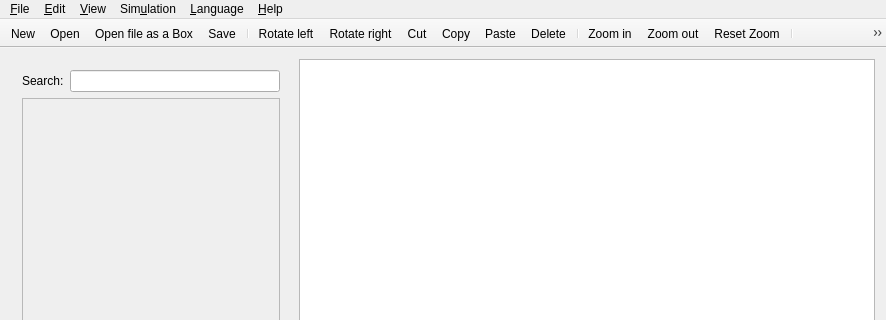
Old version of the form app/mainwindow.ui in the repository GIBIS-UNIFESP/wiRedPanda; both pictures show x 0 to 886 and y 0 to 320 of the 886 by 765 pixel window.
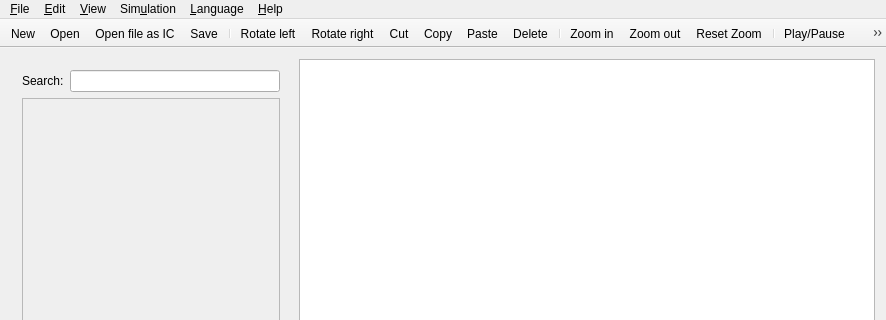
New version of the form. Icons and pictures are not drawn. Custom widgets are drawn as their Qt base class.

What changed in the file:
```diff
--- a/app/mainwindow.ui
+++ b/app/mainwindow.ui
@@ -776,7 +776,13 @@
      <normaloff>:/toolbar/panelBox.png</normaloff>:/toolbar/panelBox.png</iconset>
    </property>
    <property name="text">
-    <string>Open &amp;file as a Box</string>
+    <string>Open &amp;file as IC</string>
+   </property>
+   <property name="iconText">
+    <string>Open file as IC</string>
+   </property>
+   <property name="toolTip">
+    <string>Open file as IC</string>
    </property>
    <property name="shortcut">
     <string>Ctrl+Shift+O</string>
```
Left out of the diff: 2 changed lines with no effect on the pictures.
